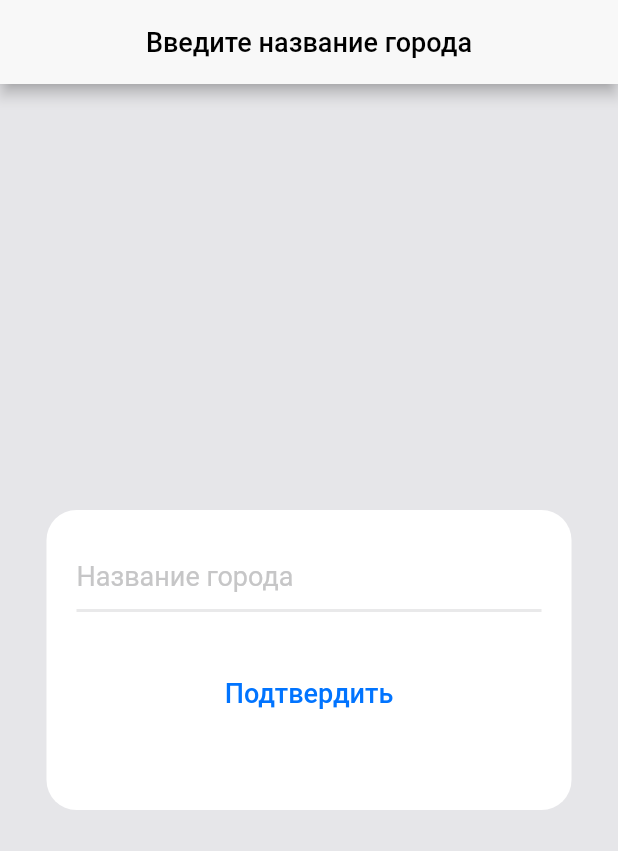
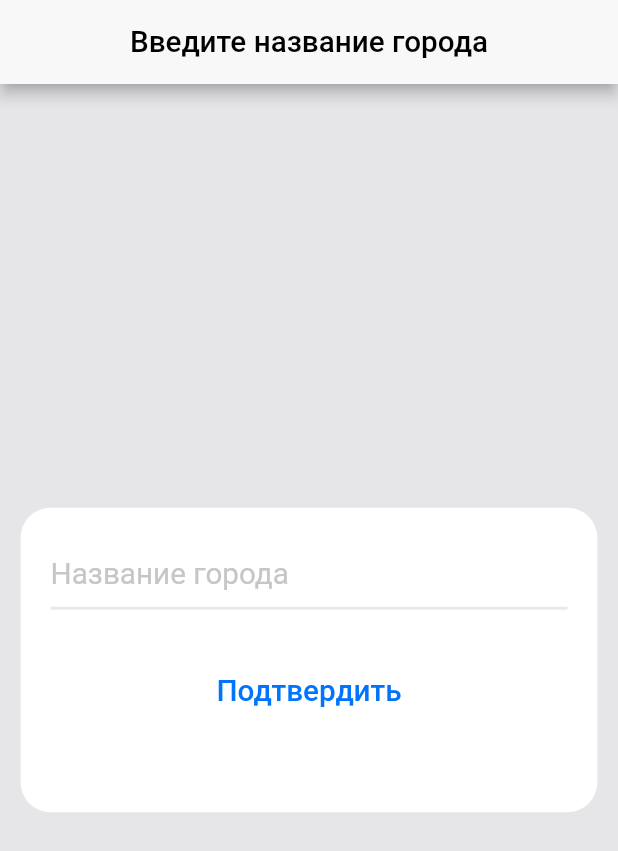
Before and after one commit to agumiroff/weather_app, a Flutter app: the screen it shows after launch, on a phone screen of 412 x 824 dp. Shown: the top 851 px of the screen. Run offline on Flutter 3.47's test engine with Material 2 defaults, Android fonts, the phone set to English and light mode, and no system bars; our stand-ins replace bloc, flutter_bloc, flutter_screenutil.

```diff
--- a/lib/main.dart
+++ b/lib/main.dart
@@ -1,5 +1,6 @@
 import 'package:flutter/material.dart';
 import 'package:flutter_bloc/flutter_bloc.dart';
+import 'package:flutter_screenutil/flutter_screenutil.dart';
 import 'package:weather_app/weather/presentation/bloc/weather_app_bloc.dart';
 import 'package:weather_app/weather/presentation/pages/main_page.dart';
 
@@ -12,10 +13,15 @@ class MyApp extends StatelessWidget {
 
   @override
   Widget build(BuildContext context) {
-    return MaterialApp(
-      title: 'Weather app',
-      theme: ThemeData(),
-      home: BlocProvider(create: (context) => WeatherAppBloc(), child: const WeatherAppMainPage()),
+    return ScreenUtilInit(
+      designSize: const Size(375, 812),
+      builder: (BuildContext context, Widget? child) {
+        return MaterialApp(
+          title: 'Weather app',
+          theme: ThemeData(),
+          home: BlocProvider(create: (context) => WeatherAppBloc(), child: const WeatherAppMainPage()),
+        );
+      },
     );
   }
 }
--- a/lib/ui/widgets/appbar_button_widget.dart
+++ b/lib/ui/widgets/appbar_button_widget.dart
@@ -1,4 +1,5 @@
 import 'package:flutter/material.dart';
+import 'package:flutter_screenutil/flutter_screenutil.dart';
 
 class AppBarButton extends StatelessWidget {
   final String buttonText;
@@ -14,7 +15,7 @@ class AppBarButton extends StatelessWidget {
   Widget build(BuildContext context) {
     return TextButton(
       onPressed: onPressed,
-      child: Text(buttonText, style: const TextStyle(fontSize: 20)),
+      child: Text(buttonText, style: TextStyle(fontSize: 20.sp)),
     );
   }
 }
--- a/lib/ui/widgets/textbutton_widget.dart
+++ b/lib/ui/widgets/textbutton_widget.dart
@@ -1,4 +1,5 @@
 import 'package:flutter/material.dart';
+import 'package:flutter_screenutil/flutter_screenutil.dart';
 
 class TextButtonWidget extends StatelessWidget {
   final VoidCallback onPressed;
@@ -11,10 +12,10 @@ class TextButtonWidget extends StatelessWidget {
   Widget build(BuildContext context) {
     return TextButton(
         onPressed: onPressed,
-        child: const Text('Подтвердить',
+        child: Text('Подтвердить',
             style: TextStyle(
-              color: Color(0xFF0174FF),
-              fontSize: 18,
+              color: const Color(0xFF0174FF),
+              fontSize: 18.sp,
             )));
   }
 }
--- a/lib/ui/widgets/textfield_widget.dart
+++ b/lib/ui/widgets/textfield_widget.dart
@@ -1,4 +1,5 @@
 import 'package:flutter/material.dart';
+import 'package:flutter_screenutil/flutter_screenutil.dart';
 
 class TextFieldWidget extends StatelessWidget {
   final TextEditingController controller;
@@ -14,14 +15,14 @@ class TextFieldWidget extends StatelessWidget {
       padding: const EdgeInsets.all(20),
       child: TextField(
         controller: controller,
-        style: const TextStyle(color: Colors.black, fontSize: 18),
-        decoration: const InputDecoration(
+        style: TextStyle(color: Colors.black, fontSize: 18.sp),
+        decoration: InputDecoration(
           hintText: 'Название города',
-          hintStyle: TextStyle(color: Color(0xFFC6C6C7), fontSize: 18),
-          focusedBorder: UnderlineInputBorder(
+          hintStyle: TextStyle(color: const Color(0xFFC6C6C7), fontSize: 18.sp),
+          focusedBorder: const UnderlineInputBorder(
             borderSide: BorderSide(color: Color(0xFFE9E9EA), width: 2),
           ),
-          enabledBorder: UnderlineInputBorder(
+          enabledBorder: const UnderlineInputBorder(
             borderSide: BorderSide(color: Color(0xFFE9E9EA), width: 2),
           ),
         ),
--- a/lib/weather/domain/models/data_model.dart
+++ b/lib/weather/domain/models/data_model.dart
@@ -12,8 +12,8 @@ class WeatherDataModel {
       required this.temperature,
       required this.windSpeed,
       required this.humidity});
-//метод для расшифровки ДЖСОНА
 
+  //метод для расшифровки ДЖСОНА
   factory WeatherDataModel.fromJson(Map<String, dynamic> json) {
     return WeatherDataModel(
       weatherDate: json['dt_txt'] as String,
--- a/lib/weather/presentation/pages/start_page.dart
+++ b/lib/weather/presentation/pages/start_page.dart
@@ -1,5 +1,6 @@
 import 'package:flutter/material.dart';
 import 'package:flutter_bloc/flutter_bloc.dart';
+import 'package:flutter_screenutil/flutter_screenutil.dart';
 import '../../../ui/widgets/textbutton_widget.dart';
 import '../../../ui/widgets/textfield_widget.dart';
 import '../bloc/weather_app_bloc.dart';
@@ -12,18 +13,18 @@ class StartPage extends StatelessWidget {
   Widget build(BuildContext context) {
     return Scaffold(
       appBar: AppBar(
-          title: const Center(
+          title: Center(
               child: Text('Введите название города',
                   style: TextStyle(
-                    color: Color(0xFF000000),
-                    fontSize: 18,
+                    color: const Color(0xFF000000),
+                    fontSize: 18.sp,
                   ))),
           backgroundColor: const Color(0xFFF8F8F8)),
       backgroundColor: const Color(0xFFE6E6E9),
       body: Center(
         child: SizedBox(
-          height: 200,
-          width: 350,
+          height: 200.h,
+          width: 350.w,
           child: DecoratedBox(
             decoration: BoxDecoration(
               borderRadius: BorderRadius.circular(20),
@@ -34,7 +35,7 @@ class StartPage extends StatelessWidget {
                 TextFieldWidget(
                   controller: controller,
                 ),
-                const SizedBox(height: 10),
+                SizedBox(height: 10.h),
                 TextButtonWidget(
                   onPressed: () {
                     BlocProvider.of<WeatherAppBloc>(context).add(ShowWeatherInCity(cityName: controller.text));
--- a/pubspec.yaml
+++ b/pubspec.yaml
@@ -39,6 +39,7 @@ dependencies:
   flutter_bloc: ^8.1.1
   bloc: ^8.1.0
   http: ^0.13.5
+  flutter_screenutil: ^5.5.4
 
 dev_dependencies:
   flutter_test:
```
Also changed, not shown: lib/ui/widgets/main_temperature_widget.dart (+5 -4 lines), lib/weather/presentation/pages/city_weather_page.dart (+6 -5 lines), lib/weather/presentation/pages/error_page.dart (+5 -4 lines), lib/weather/presentation/pages/three_days_weather_page.dart (+41 -50 lines), pubspec.lock.
